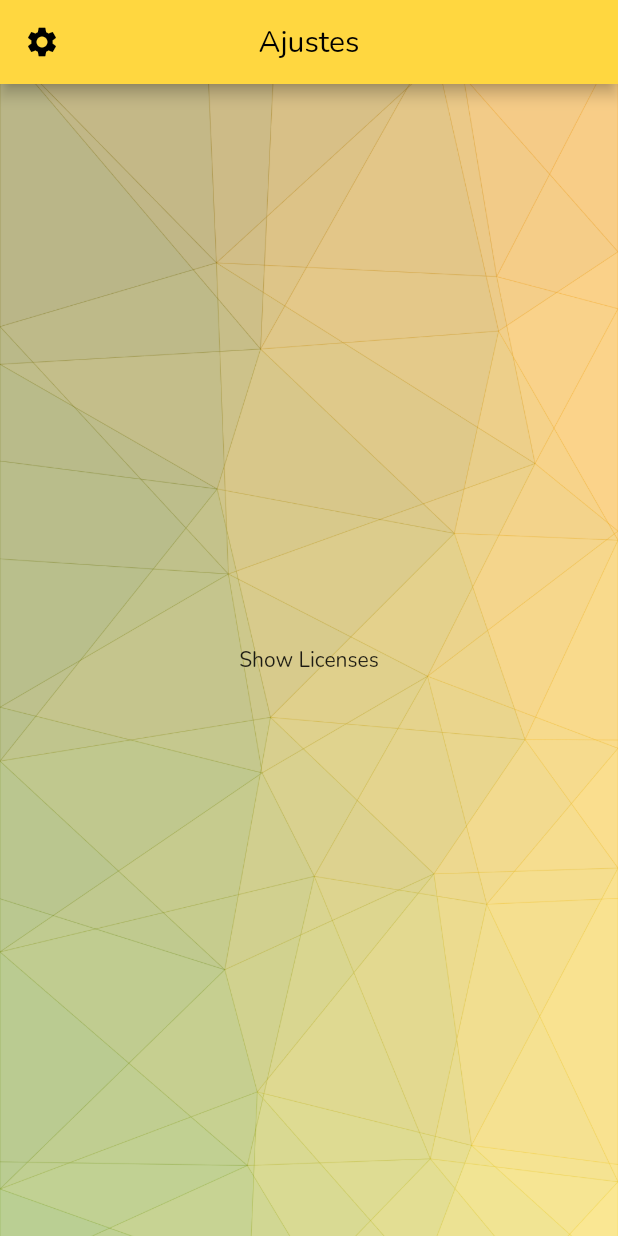
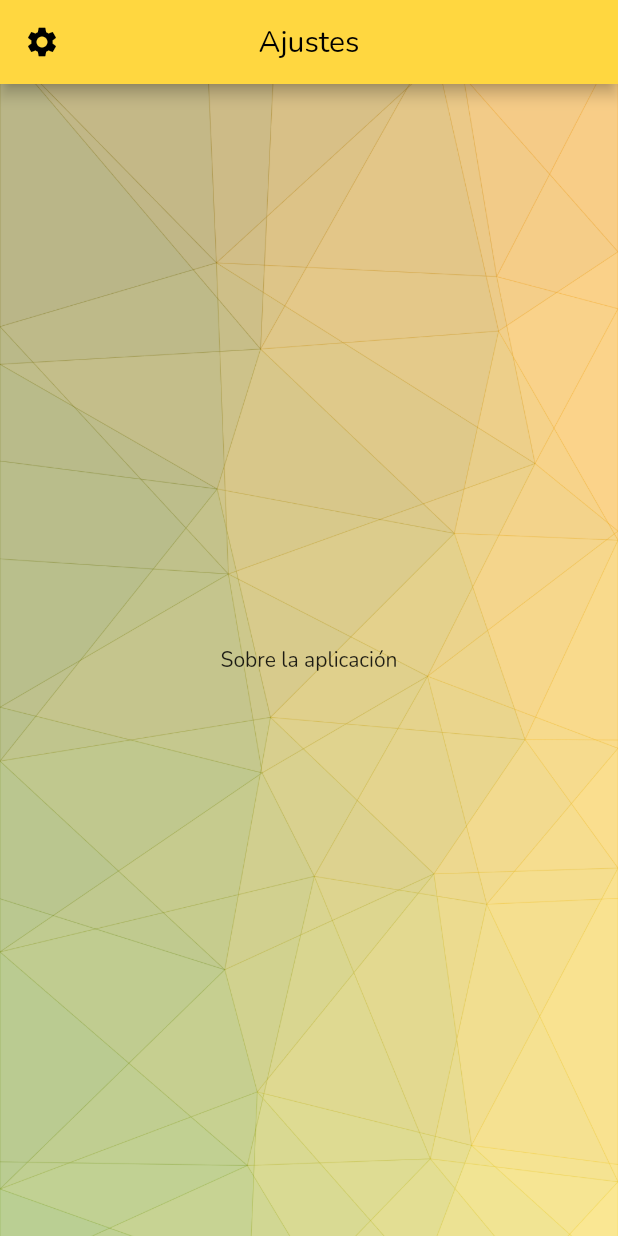
Before and after one commit to AlexRioja/Torty_App, a Flutter app: the SettingsScreen screen opened by its route, on a phone screen of 412 x 824 dp. Run offline on Flutter 3.47's test engine with Material 2 defaults, Android fonts, the light colour scheme and no system bars; our stand-ins replace anim_search_bar, animated_text_kit, bottom_navy_bar, carousel_slider, cloud_firestore, firebase_core and 7 more; missing offline and left inert: flappy_search_bar, slimy_card; accounts and stored records are empty; statements that could not run were skipped.

Commit message:
Añadidas licencias y versión

```diff
--- a/lib/Screens/SettingsScreen.dart
+++ b/lib/Screens/SettingsScreen.dart
@@ -22,16 +22,26 @@ class SettingsScreen extends StatelessWidget {
                     "assets/images/backgrounds/background_search_2.png"),
                 fit: BoxFit.cover)),
         child: Center(
-          child: FlatButton(
-            onPressed: () {
-              showLicensePage(
-                context: context,
-                // applicationIcon: Image.asset(name)
-                // applicationName: "App Name"
-                // Other parameters
-              );
-            },
-            child: Text('Show Licenses'),
+          child: Column(
+            mainAxisAlignment: MainAxisAlignment.center,
+            children: [
+
+              FlatButton(
+                onPressed: () {
+                  showAboutDialog(
+                      context: context,
+                      applicationName: "Torty",
+                      applicationIcon: Icon(Icons.local_pizza),
+                      applicationVersion: "0.0.1",
+                      applicationLegalese:
+                          "Alejandro Martínez de Ternero Ruiz.",
+                      children: <Widget>[
+                        Text("Con todo el cariño del mundo hacia vosotros :)"),
+                      ]);
+                },
+                child: Text('Sobre la aplicación'),
+              ),
+            ],
           ),
         ),
       ),
```
